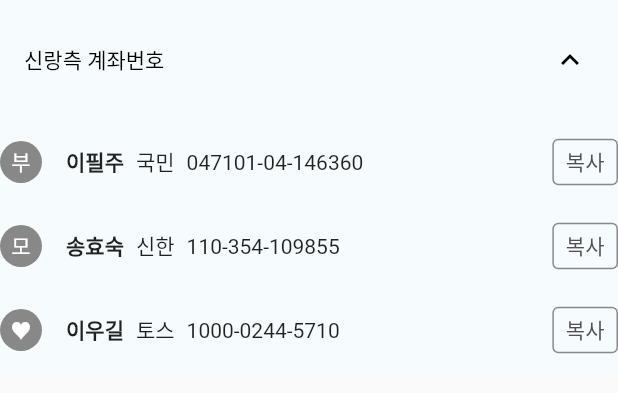
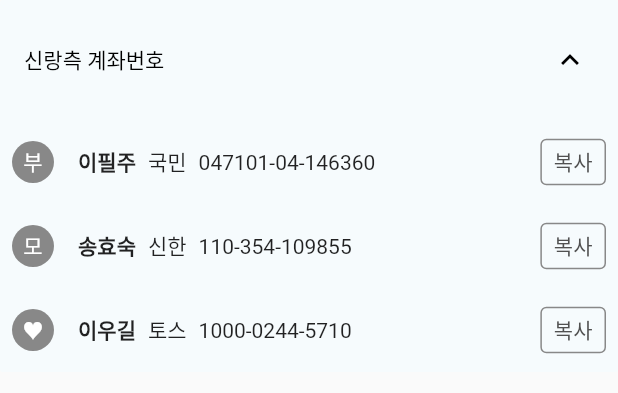
Before and after one commit to leewoooo/wedding, a Flutter app: the _FamilyContact widget shown alone on an empty page, opened directly, after a tap on an icon or button, on a phone screen of 412 x 824 dp. Shown: the top 393 px of the screen. Run offline on Flutter 3.47's test engine with Material 3 defaults, Android fonts, the phone set to English and light mode, and no system bars; our stand-ins replace table_calendar; Roboto replaces fonts that are missing (NanumMyeongjo).

Commit message:
🔨 Update : append expansion panel padding

```diff
--- a/lib/components/contact.dart
+++ b/lib/components/contact.dart
@@ -107,7 +107,12 @@
               body: Column(
                 children: widget.accountInfoList
                     .map(
-                      (it) => _AccountTile.fromModel(model: it),
+                      (it) => Padding(
+                        padding: const EdgeInsets.symmetric(
+                          horizontal: 8.0,
+                        ),
+                        child: _AccountTile.fromModel(model: it),
+                      ),
                     )
                     .toList(),
               ),
```
